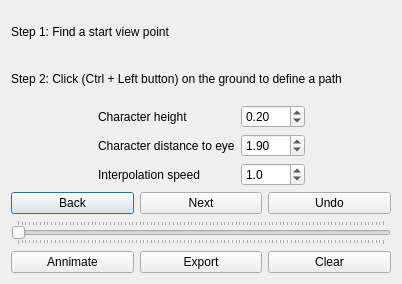
Above: applications/Mapple/dialogs/dialog_walk_through.ui from LiangliangNan/Easy3D before the change. Below: the same form after it.
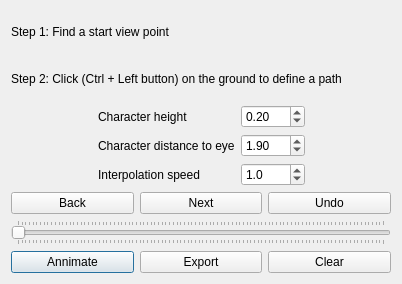
That is the form after the change.

```diff
--- a/applications/Mapple/dialogs/dialog_walk_through.ui
+++ b/applications/Mapple/dialogs/dialog_walk_through.ui
@@ -191,6 +191,15 @@
        <property name="text">
         <string>Annimate</string>
        </property>
+       <property name="checkable">
+        <bool>true</bool>
+       </property>
+       <property name="checked">
+        <bool>false</bool>
+       </property>
+       <property name="default">
+        <bool>true</bool>
+       </property>
       </widget>
      </item>
      <item>
```
Left out of the diff: 2 changed lines with no effect on the pictures.
